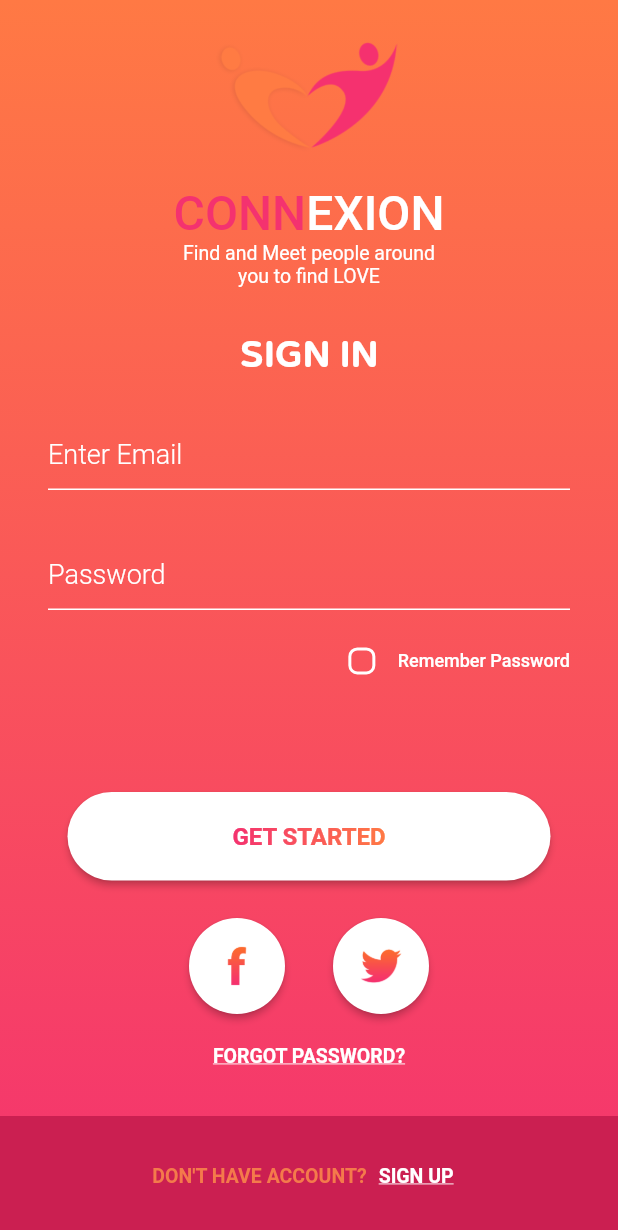
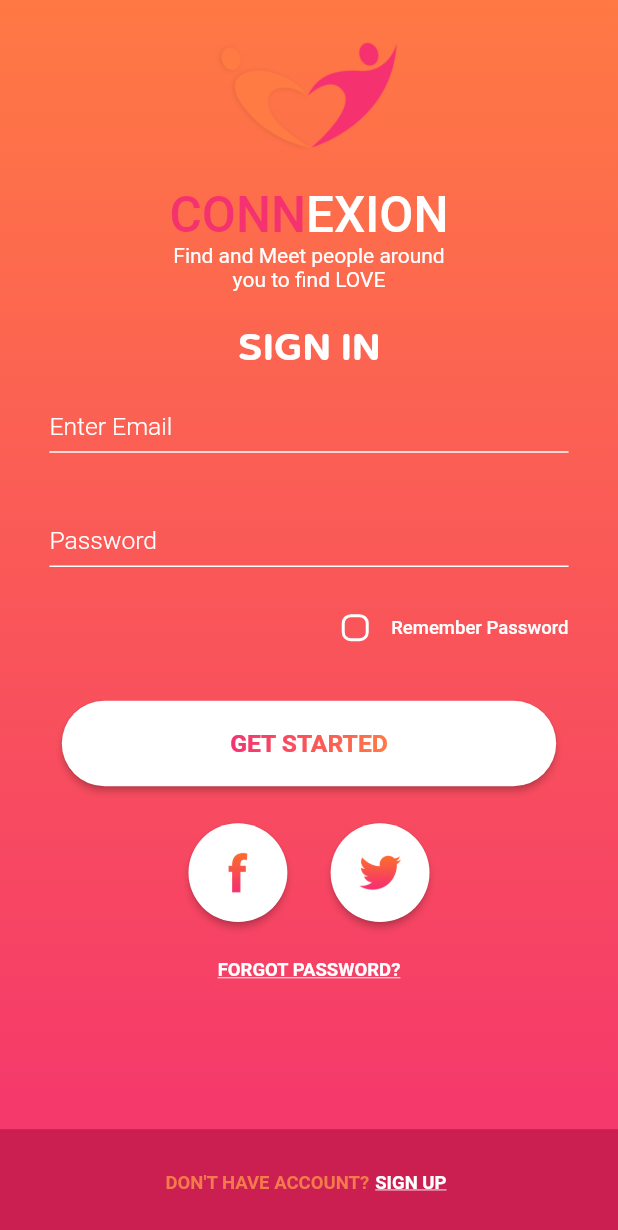
Before and after one commit to huybnd-1817/flutter-examination, a Flutter app: the screen it shows after launch, on a phone screen of 412 x 824 dp. Shown: the top 1230 px of the screen. Run offline on Flutter 3.47's test engine with Material 2 defaults, Android fonts, the phone set to English and light mode, and no system bars.

Commit message:
Implement app responsive according to different screen size

```diff
--- a/flutter_examination/lib/helpers/device_helper.dart
+++ b/flutter_examination/lib/helpers/device_helper.dart
@@ -7,14 +7,17 @@ class DeviceHelper {
   static double blockSizeVertical = 0;
   static bool isShortestSize = false;
   static bool hasSafeArea = false;
+  static double blockSize = 0;
   final double _shortestSide = 568.0; // Screen height of iPhone 5s
 
   void init(BuildContext context) {
     var _mediaQueryData = MediaQuery.of(context);
+    var _isPortrait = _mediaQueryData.orientation == Orientation.portrait;
     screenWidth = _mediaQueryData.size.width;
     screenHeight = _mediaQueryData.size.height;
     blockSizeHorizontal = screenWidth / 100;
     blockSizeVertical = screenHeight / 100;
+    blockSize = _isPortrait ? blockSizeVertical : blockSizeHorizontal;
     isShortestSize = screenHeight <= _shortestSide;
     if (_mediaQueryData.viewPadding.bottom > 0 &&
         _mediaQueryData.viewPadding.top > 0) {
--- a/flutter_examination/lib/helpers/themes.dart
+++ b/flutter_examination/lib/helpers/themes.dart
@@ -7,33 +7,10 @@ import 'package:flutter/material.dart';
 Color activeCheckBoxColor = const Color.fromRGBO(244, 129, 73, 1);
 
 //================================================================================
-// Text Styles
-//================================================================================
-
-TextStyle hintTextStyle = const TextStyle(
-    fontSize: 18, fontWeight: FontWeight.w300, color: Colors.white);
-
-//================================================================================
 // Input Border Styles
 //================================================================================
 
 InputBorder inputBorderStyle = const UnderlineInputBorder(borderSide: BorderSide(color: Colors.white));
-
-//================================================================================
-// Button Styles
-//================================================================================
-
-ButtonStyle circleButtonStyle = ElevatedButton.styleFrom(
-  shape: const CircleBorder(),
-  padding: const EdgeInsets.all(16),
-  primary: Colors.white,
-);
-
-ButtonStyle stadiumButtonStyle = ElevatedButton.styleFrom(
-  padding: const EdgeInsets.symmetric(horizontal: 32.0, vertical: 20.0),
-  primary: Colors.white,
-  shape: const StadiumBorder(),
-);
 
 //================================================================================
 // Box Decorations
--- a/flutter_examination/lib/views/login/login_page.dart
+++ b/flutter_examination/lib/views/login/login_page.dart
@@ -18,9 +18,31 @@ class _LoginPageState extends State<LoginPage> {
   String _password = "";
   bool _rememberPassValue = false;
 
+  TextStyle _hintTextStyle = const TextStyle();
+  ButtonStyle _stadiumButtonStyle = const ButtonStyle();
+  ButtonStyle _circleButtonStyle = const ButtonStyle();
+
+  void init(BuildContext context) {
+    DeviceHelper().init(context);
+    _hintTextStyle = TextStyle(
+        fontSize: 2 * DeviceHelper.blockSize, fontWeight: FontWeight.w300, color: Colors.white);
+
+    _stadiumButtonStyle = ElevatedButton.styleFrom(
+      padding: EdgeInsets.symmetric(vertical: 2.3 * DeviceHelper.blockSize),
+      primary: Colors.white,
+      shape: const StadiumBorder(),
+    );
+
+    _circleButtonStyle = ElevatedButton.styleFrom(
+      shape: const CircleBorder(),
+      padding: EdgeInsets.all(2 * DeviceHelper.blockSize),
+      primary: Colors.white,
+    );
+  }
+
   @override
   Widget build(BuildContext context) {
-    DeviceHelper().init(context);
+    init(context);
     return GestureDetector(
       onTap: () {
         _onDismissKeyboard(context);
@@ -37,49 +59,64 @@ class _LoginPageState extends State<LoginPage> {
       child: Scaffold(
         resizeToAvoidBottomInset: false,
         backgroundColor: Colors.transparent,
-        body: Center(
+        body: LayoutBuilder(builder: (context, constraint) {
+          return Form(
+              child: SingleChildScrollView(
+            child: ConstrainedBox(
+              constraints: BoxConstraints(minHeight: constraint.maxHeight),
+              child: IntrinsicHeight(
                 child: Column(
-            mainAxisAlignment: MainAxisAlignment.start,
+                  mainAxisSize: MainAxisSize.max,
                   children: <Widget>[
                     SafeArea(bottom: false, child: _appIconImage()),
                     _appNameText(),
                     _descriptionText(),
                     Padding(
-                padding: const EdgeInsets.fromLTRB(0, 32, 0, 25),
+                      padding: EdgeInsets.fromLTRB(
+                          0, 3 * DeviceHelper.blockSize, 0, 2 * DeviceHelper.blockSize),
                       child: _signInText(),
                     ),
                     Padding(
-                padding: const EdgeInsets.fromLTRB(32, 0, 32, 32),
+                      padding: EdgeInsets.fromLTRB(4 * DeviceHelper.blockSize, 0,
+                          4 * DeviceHelper.blockSize, 5 * DeviceHelper.blockSize),
                       child: _emailTextField(),
                     ),
                     Padding(
-                padding: const EdgeInsets.fromLTRB(32, 0, 32, 10),
+                      padding: EdgeInsets.fromLTRB(4 * DeviceHelper.blockSize, 0,
+                          4 * DeviceHelper.blockSize, 2 * DeviceHelper.blockSize),
                       child: _passwordTextField(),
                     ),
                     Padding(
-                padding: const EdgeInsets.symmetric(horizontal: 32),
+                      padding: EdgeInsets.symmetric(horizontal: 4 * DeviceHelper.blockSize),
                       child: _rememberPasswordCheckBox(),
                     ),
-              const Spacer(),
                     Padding(
-                padding: const EdgeInsets.fromLTRB(45, 0, 45, 25),
+                      padding: EdgeInsets.symmetric(
+                          horizontal: 5 * DeviceHelper.blockSize,
+                          vertical: 3 * DeviceHelper.blockSize),
                       child: _getStartedButton(),
                     ),
                     Row(
                       mainAxisAlignment: MainAxisAlignment.center,
                       children: <Widget>[
                         _facebookButton(),
-                  const SizedBox(width: 32),
+                        SizedBox(width: 3.5 * DeviceHelper.blockSize),
                         _twitterButton()
                       ],
                     ),
-              const SizedBox(height: 4),
-              _forgotPasswordButton(),
-              const SizedBox(height: 16),
+                    Padding(
+                      padding: EdgeInsets.fromLTRB(
+                          0, DeviceHelper.blockSize, 0, 3 * DeviceHelper.blockSize),
+                      child: _forgotPasswordButton(),
+                    ),
+                    const Spacer(),
                     _signUpView(),
                   ],
                 ),
               ),
+            ),
+          ));
+        }),
       ),
     );
   }
@@ -87,21 +124,19 @@ class _LoginPageState extends State<LoginPage> {
   Widget _appIconImage() {
     return Image(
       image: AssetImage(AssetsFactory.appIcon),
-      height: (DeviceHelper.screenHeight * 0.15),
+      height: 15 * DeviceHelper.blockSize,
     );
   }
 
   Widget _appNameText() {
     return RichText(
-      text: const TextSpan(
+      text: TextSpan(
         style: TextStyle(
             fontFamily: 'ArtegraSoft',
             fontWeight: FontWeight.w500,
-            fontSize: 32),
-        children: <TextSpan>[
-          TextSpan(
-              text: 'CONN',
-              style: TextStyle(color: Color.fromRGBO(244, 50, 111, 1))),
+            fontSize: 4 * DeviceHelper.blockSize),
+        children: const <TextSpan>[
+          TextSpan(text: 'CONN', style: TextStyle(color: Color.fromRGBO(244, 50, 111, 1))),
           TextSpan(text: 'EXION', style: TextStyle(color: Colors.white)),
         ],
       ),
@@ -109,23 +144,23 @@ class _LoginPageState extends State<LoginPage> {
   }
 
   Widget _descriptionText() {
-    return const Text(
+    return Text(
       'Find and Meet people around \nyou to find LOVE',
       textAlign: TextAlign.center,
       style: TextStyle(
         fontWeight: FontWeight.w400,
-        fontSize: 13,
+        fontSize: 1.7 * DeviceHelper.blockSize,
         color: Colors.white,
       ),
     );
   }
 
   Widget _signInText() {
-    return const Text('SIGN IN',
+    return Text('SIGN IN',
         style: TextStyle(
           fontFamily: "ArtegraSoft",
           fontWeight: FontWeight.w300,
-          fontSize: 24,
+          fontSize: 3 * DeviceHelper.blockSize,
           color: Colors.white,
         ));
   }
@@ -135,12 +170,17 @@ class _LoginPageState extends State<LoginPage> {
       autocorrect: false,
       cursorColor: Colors.white,
       keyboardType: TextInputType.emailAddress,
-      style: const TextStyle(color: Colors.white),
+      style: TextStyle(
+        color: Colors.white,
+        fontSize: 2 * DeviceHelper.blockSize,
+      ),
       decoration: InputDecoration(
         hintText: "Enter Email",
-        hintStyle: hintTextStyle,
+        hintStyle: _hintTextStyle,
         enabledBorder: inputBorderStyle,
         focusedBorder: inputBorderStyle,
+        isDense: true,
+        contentPadding: const EdgeInsets.symmetric(vertical: 8),
       ),
       onChanged: (text) {
         _email = text;
@@ -153,12 +193,17 @@ class _LoginPageState extends State<LoginPage> {
       autocorrect: false,
       obscureText: true,
       cursorColor: Colors.white,
-      style: const TextStyle(color: Colors.white),
+      style: TextStyle(
+        color: Colors.white,
+        fontSize: 2 * DeviceHelper.blockSize,
+      ),
       decoration: InputDecoration(
         hintText: "Password",
-        hintStyle: hintTextStyle,
+        hintStyle: _hintTextStyle,
         enabledBorder: inputBorderStyle,
         focusedBorder: inputBorderStyle,
+        isDense: true,
+        contentPadding: const EdgeInsets.symmetric(vertical: 8),
       ),
       onChanged: (text) {
         _password = text;
@@ -178,14 +223,13 @@ class _LoginPageState extends State<LoginPage> {
           const Spacer(),
           Checkbox(
               activeColor: activeCheckBoxColor,
-              shape: RoundedRectangleBorder(
-                  borderRadius: BorderRadius.circular(6)),
+              shape: RoundedRectangleBorder(borderRadius: BorderRadius.circular(6)),
               value: _rememberPassValue,
               onChanged: _onRememberPasswordChanged),
-          const Text("Remember Password",
+          Text("Remember Password",
               style: TextStyle(
                   color: Colors.white,
-                  fontSize: 12,
+                  fontSize: 1.5 * DeviceHelper.blockSize,
                   fontWeight: FontWeight.w500))
         ],
       ),
@@ -193,13 +237,13 @@ class _LoginPageState extends State<LoginPage> {
   }
 
   Widget _getStartedButton() {
-    return Container(
+    return SizedBox(
       width: double.infinity,
       child: ElevatedButton(
-        style: stadiumButtonStyle,
+        style: _stadiumButtonStyle,
         child: GradientText(
           "Get started".toUpperCase(),
-          style: const TextStyle(fontSize: 16, fontWeight: FontWeight.w700),
+          style: TextStyle(fontSize: 2 * DeviceHelper.blockSize, fontWeight: FontWeight.w700),
           gradient: const LinearGradient(colors: [
             Color.fromRGBO(244, 50, 111, 1),
             Color.fromRGBO(255, 121, 68, 1),
@@ -213,26 +257,28 @@ class _LoginPageState extends State<LoginPage> {
   Widget _facebookButton() {
     return ElevatedButton(
       onPressed: () {},
-      child: Image(image: AssetImage(AssetsFactory.facebookIcon), height: 32),
-      style: circleButtonStyle,
+      child:
+          Image(image: AssetImage(AssetsFactory.facebookIcon), height: 4 * DeviceHelper.blockSize),
+      style: _circleButtonStyle,
     );
   }
 
   Widget _twitterButton() {
     return ElevatedButton(
       onPressed: () {},
-      child: Image(image: AssetImage(AssetsFactory.twitterIcon), height: 32),
-      style: circleButtonStyle,
+      child:
+          Image(image: AssetImage(AssetsFactory.twitterIcon), height: 4 * DeviceHelper.blockSize),
+      style: _circleButtonStyle,
     );
   }
 
   Widget _forgotPasswordButton() {
     return TextButton(
       child: Text("Forgot password?".toUpperCase(),
-          style: const TextStyle(
+          style: TextStyle(
               decoration: TextDecoration.underline,
               color: Colors.white,
-              fontSize: 13,
+              fontSize: 1.5 * DeviceHelper.blockSize,
               fontWeight: FontWeight.w600)),
       onPressed: () {},
     );
@@ -241,14 +287,14 @@ class _LoginPageState extends State<LoginPage> {
   Widget _signUpView() {
     return Container(
       color: const Color.fromRGBO(203, 31, 81, 1),
-      padding: const EdgeInsets.fromLTRB(0, 16, 0, 16),
+      padding: EdgeInsets.symmetric(vertical: 2.5 * DeviceHelper.blockSize),
       child: Row(
         mainAxisAlignment: MainAxisAlignment.center,
         children: <Widget>[
           Text("Don't have account?".toUpperCase(),
-              style: const TextStyle(
-                  color: Color.fromRGBO(244, 122, 75, 1),
-                  fontSize: 13,
+              style: TextStyle(
+                  color: const Color.fromRGBO(244, 122, 75, 1),
+                  fontSize: 1.5 * DeviceHelper.blockSize,
                   fontWeight: FontWeight.w700)),
           _signUpButton()
         ],
@@ -259,11 +305,16 @@ class _LoginPageState extends State<LoginPage> {
   Widget _signUpButton() {
     return TextButton(
       child: Text("Sign Up".toUpperCase(),
-          style: const TextStyle(
+          style: TextStyle(
               decoration: TextDecoration.underline,
               color: Colors.white,
-              fontSize: 13,
+              fontSize: 1.5 * DeviceHelper.blockSize,
               fontWeight: FontWeight.w700)),
+      style: TextButton.styleFrom(
+        minimumSize: Size.zero,
+        padding: const EdgeInsets.symmetric(horizontal: 4.0, vertical: 8.0),
+        tapTargetSize: MaterialTapTargetSize.shrinkWrap,
+      ),
       onPressed: () {},
     );
   }
```
Lines whose indentation alone changed are shown as unchanged.
